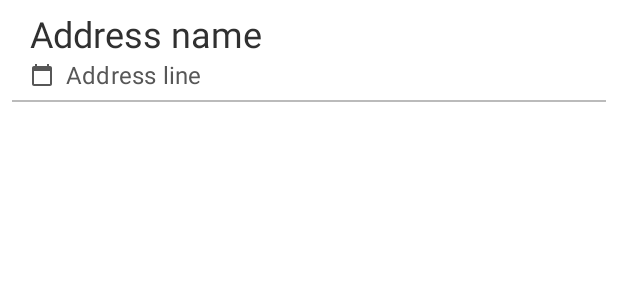
After one commit to amoralesc/UWheels, an Android app: the layout chat_list_item.xml on its own in the app's theme, with its tools: preview values and no code run, on a phone screen of 412 x 824 dp. The commit adds this screen. Shown: the top 300 px of the screen. Run offline under Robolectric (Android 15) with nearby library versions, the phone set to English and light mode, and no system bars.

Commit message:
Create chat adapters

```diff
--- a/app/src/main/java/com/abmodel/uwheels/ui/passenger/HomeFragment.kt
+++ b/app/src/main/java/com/abmodel/uwheels/ui/passenger/home/HomeFragment.kt
@@ -1,4 +1,4 @@
-package com.abmodel.uwheels.ui.passenger
+package com.abmodel.uwheels.ui.passenger.home
 
 import android.content.Context
 import android.hardware.Sensor
@@ -86,7 +86,7 @@ class HomeFragment : Fragment() {
 			myRides.setOnClickListener {
 				goToNextScreen(FromHomeFragmentDestination.RIDES)
 			}
-			myContacts.setOnClickListener {
+			contacts.setOnClickListener {
 				goToNextScreen(FromHomeFragmentDestination.CONTACTS)
 			}
 			chats.setOnClickListener {
--- /dev/null
+++ b/app/src/main/res/layout/chat_list_item.xml
@@ -0,0 +1,64 @@
+<?xml version="1.0" encoding="utf-8"?>
+<androidx.constraintlayout.widget.ConstraintLayout xmlns:android="http://schemas.android.com/apk/res/android"
+	xmlns:app="http://schemas.android.com/apk/res-auto"
+	xmlns:tools="http://schemas.android.com/tools"
+	android:layout_width="match_parent"
+	android:layout_height="wrap_content"
+	android:clickable="true"
+	android:focusable="true"
+	android:foreground="?attr/selectableItemBackground"
+	android:orientation="horizontal">
+
+	<TextView
+		android:id="@+id/chat_name"
+		android:layout_width="match_parent"
+		android:layout_height="wrap_content"
+		android:layout_marginHorizontal="20dp"
+		android:layout_marginTop="6dp"
+		android:ellipsize="end"
+		android:letterSpacing="0"
+		android:maxLines="1"
+		android:textAppearance="?textAppearanceHeadline5"
+		android:textColor="@color/dark_gray"
+		app:layout_constraintEnd_toEndOf="parent"
+		app:layout_constraintStart_toStartOf="parent"
+		app:layout_constraintTop_toTopOf="parent"
+		tools:text="Address name" />
+
+	<ImageView
+		android:id="@+id/image_calendar"
+		android:layout_width="16dp"
+		android:layout_height="16dp"
+		app:layout_constraintBottom_toBottomOf="@id/chat_date"
+		app:layout_constraintStart_toStartOf="@id/chat_name"
+		app:layout_constraintTop_toTopOf="@id/chat_date"
+		app:srcCompat="@drawable/ic_calendar_padded"
+		app:tint="#575757"
+		tools:ignore="ContentDescription" />
+
+	<TextView
+		android:id="@+id/chat_date"
+		android:layout_width="0dp"
+		android:layout_height="wrap_content"
+		android:layout_marginStart="8dp"
+		android:layout_marginEnd="20dp"
+		android:layout_marginBottom="6dp"
+		android:textAppearance="?textAppearanceSubtitle1"
+		android:textColor="#575757"
+		app:layout_constraintBottom_toTopOf="@id/chat_divider"
+		app:layout_constraintEnd_toEndOf="parent"
+		app:layout_constraintStart_toEndOf="@id/image_calendar"
+		app:layout_constraintTop_toBottomOf="@id/chat_name"
+		tools:text="Address line" />
+
+	<com.google.android.material.divider.MaterialDivider
+		android:id="@+id/chat_divider"
+		android:layout_width="match_parent"
+		android:layout_height="1dp"
+		android:layout_marginHorizontal="8dp"
+		app:dividerColor="#CCAAAAAA"
+		app:layout_constraintBottom_toBottomOf="parent"
+		app:layout_constraintEnd_toEndOf="parent"
+		app:layout_constraintStart_toStartOf="parent" />
+
+</androidx.constraintlayout.widget.ConstraintLayout>
--- a/app/src/main/res/navigation/nav_graph.xml
+++ b/app/src/main/res/navigation/nav_graph.xml
@@ -7,7 +7,7 @@
 
 	<fragment
 		android:id="@+id/passengerHomeFragment"
-		android:name="com.abmodel.uwheels.ui.passenger.HomeFragment"
+		android:name="com.abmodel.uwheels.ui.passenger.home.HomeFragment"
 		android:label="fragment_passenger_home"
 		tools:layout="@layout/fragment_passenger_home">
 		<action
--- a/app/src/main/res/values/strings.xml
+++ b/app/src/main/res/values/strings.xml
@@ -88,6 +88,8 @@
 	<string name="year">Year</string>
 	<string name="model">Model</string>
 
+	<string name="chat_date">%s %s</string>
+
 	<!-- Locations permissions -->
 	<string name="permission_location_denied">Location access permissions were denied</string>
 	<string name="permission_fine_location_title">Fine location access</string>
```
Also changed, not shown: app/src/main/java/com/abmodel/uwheels/data/model/Chat.kt (added, +7 -0 lines), app/src/main/java/com/abmodel/uwheels/data/model/CustomDate.kt (added, +7 -0 lines), app/src/main/java/com/abmodel/uwheels/ui/shared/chat/adapter/ChatItemAdapter.kt (added, +73 -0 lines), app/src/main/java/com/abmodel/uwheels/ui/shared/chat/adapter/ChatListDataBinding.kt (added, +14 -0 lines), app/src/main/res/layout/fragment_chat.xml (+7 -7 lines), app/src/main/res/layout/fragment_passenger_home.xml (+13 -43 lines).
